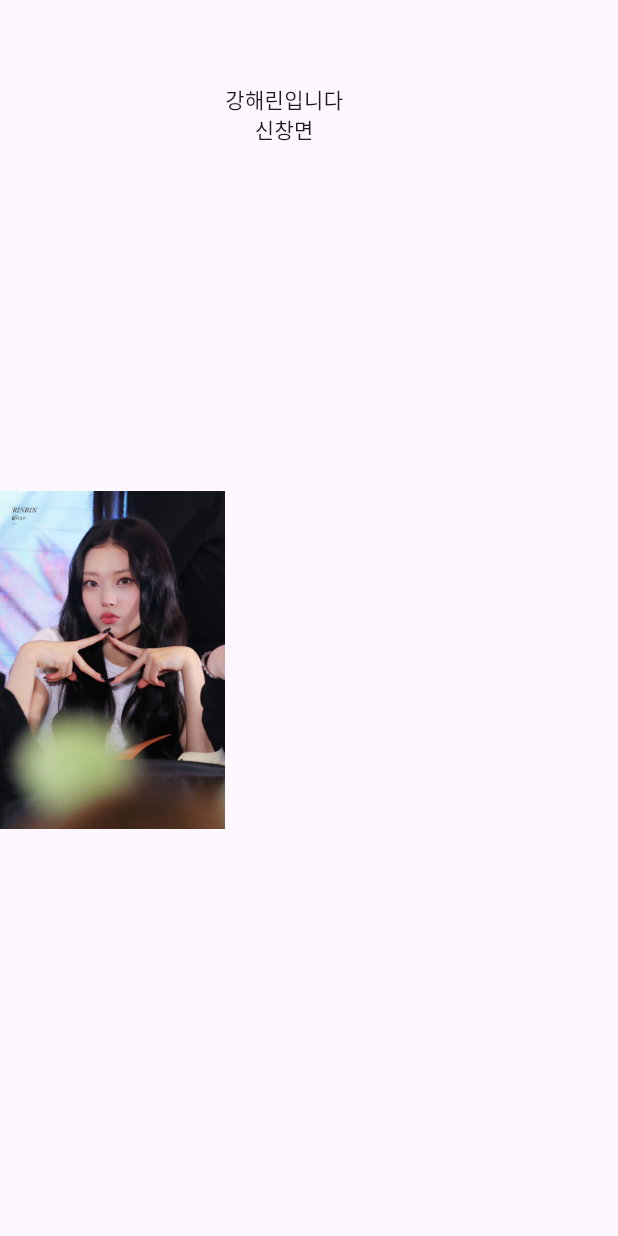
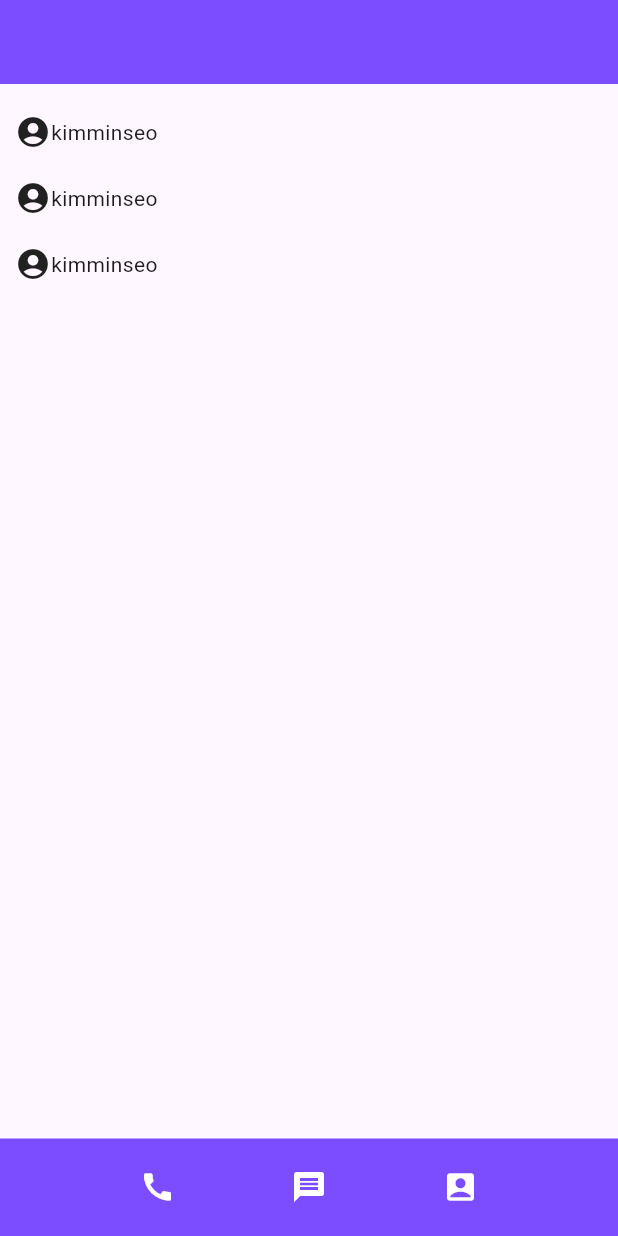
Before and after one commit to kimminseo0210/App_study, a Flutter app: the screen it shows after launch, on a phone screen of 412 x 824 dp. Run offline on Flutter 3.47's test engine with Material 3 defaults, Android fonts, the phone set to English and light mode, and no system bars.

Commit message:
complete myFirstProj

```diff
--- a/lib/main.dart
+++ b/lib/main.dart
@@ -16,25 +16,58 @@ class MyApp extends StatelessWidget {
 
     return MaterialApp(
       home: Scaffold(
-        appBar: AppBar(),
+        appBar: AppBar(backgroundColor: Colors.deepPurpleAccent,),
         body: Container(
-          child: Row(
+          padding: EdgeInsets.all(10),
+          child: ListView(
             children: [
-              Image.asset('assets/Haerin1.jpg', width: 150,),
-              Container(
-                child: Column(
-                  children: [
-                    Text('강해린입니다'),
-                    Text('신창면'),
-
-                  ],
-                ),
-              ),
+              addressCard(),
+              addressCard(),
+              addressCard(),
             ],
           ),
         ),
+        bottomNavigationBar: bottomBar(),
+      )
+    );
+  }
+}
 
+class addressCard extends StatelessWidget {
+  const addressCard({Key? key}) : super(key: key);
+
+  @override
+  Widget build(BuildContext context) {
+    return const Padding(
+      padding: EdgeInsets.symmetric(vertical: 10),
+      child: Row(
+        children: [
+          Icon(Icons.account_circle_rounded),
+          Text('kimminseo'),
+        ],
       ),
     );
   }
 }
+
+class bottomBar extends StatelessWidget {
+  const bottomBar({super.key});
+
+  @override
+  Widget build(BuildContext context) {
+    return SizedBox(
+      height: 65,
+      child: const BottomAppBar(
+        color: Colors.deepPurpleAccent,
+        child: Row(
+          mainAxisAlignment: MainAxisAlignment.spaceEvenly,
+          children: [
+            Icon(Icons.call, color: Colors.white,),
+            Icon(Icons.message, color: Colors.white),
+            Icon(Icons.account_box_rounded, color: Colors.white),
+          ],
+        ),
+      ),
+    );
+  }
+}
```
Also changed, not shown: 1 other file.
